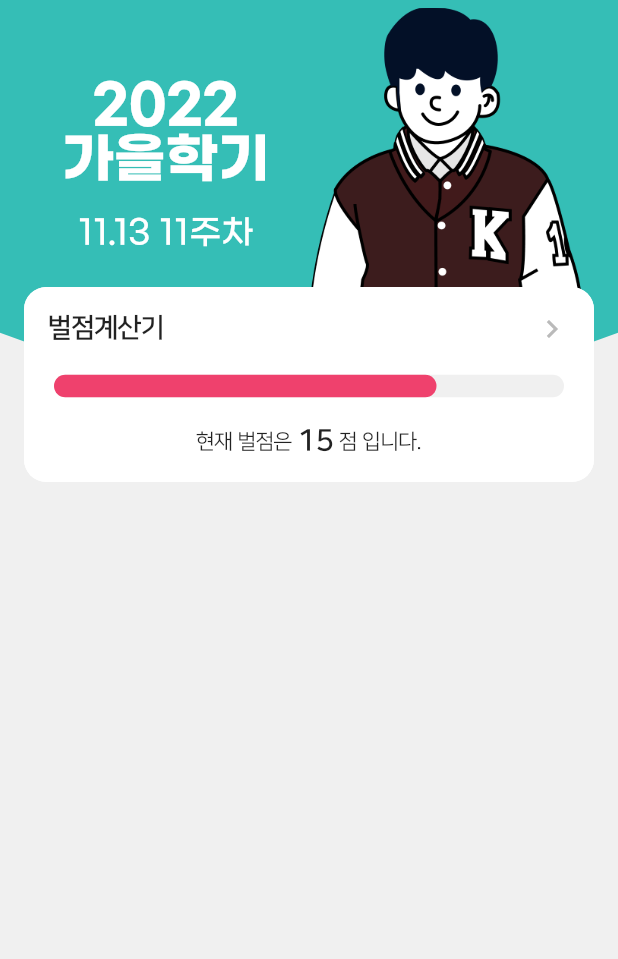
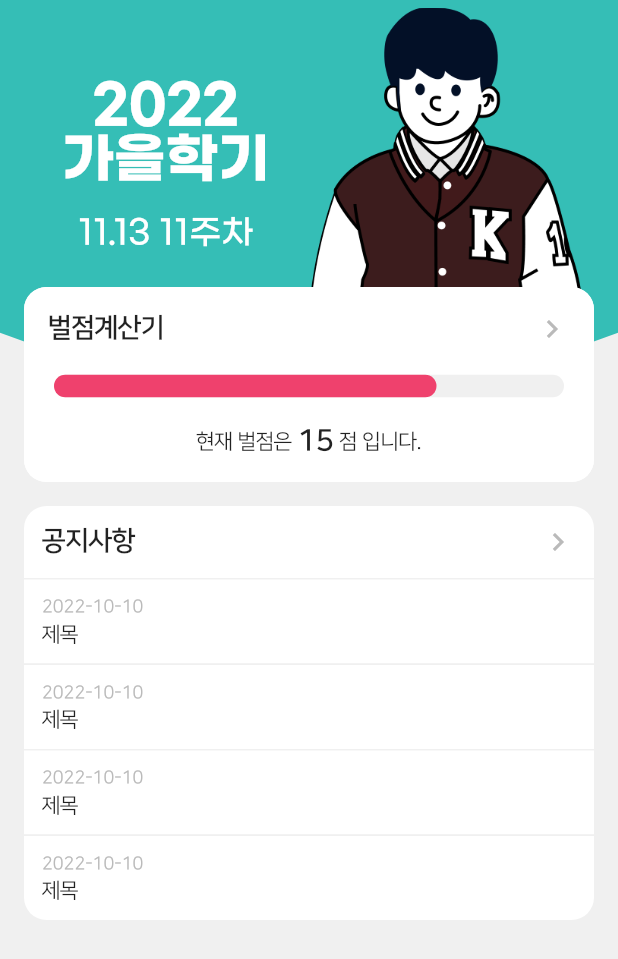
Before and after one commit to kw-dormitory/kw-dormitory-mobile, a Flutter app: the screen it shows after launch, on a phone screen of 412 x 824 dp. Shown: the top 959 px of the screen. Run offline on Flutter 3.47's test engine with Material 2 defaults, Android fonts, the phone set to English and light mode, and no system bars; drawn by our look-alikes of percent_indicator.

Commit message:
feat: 공지사항 게시판 대시보드 컴포넌트 구현

```diff
--- /dev/null
+++ b/lib/screen/home/components/notice_board.dart
@@ -0,0 +1,107 @@
+import 'package:flutter/material.dart';
+import 'package:kw_dormitory/constants.dart';
+
+class NoticeBoard extends StatefulWidget {
+  const NoticeBoard({Key? key}) : super(key: key);
+
+  @override
+  State<NoticeBoard> createState() => _NoticeBoardState();
+}
+
+class _NoticeBoardState extends State<NoticeBoard> {
+  @override
+  Widget build(BuildContext context) {
+    Size size = MediaQuery.of(context).size;
+
+    return SizedBox(
+      width: size.width - 32,
+      child: Column(
+        children: [
+          GestureDetector(
+            onTap: () {},
+            child: Container(
+              padding: EdgeInsets.all(12),
+              decoration: BoxDecoration(
+                  color: Colors.white,
+                  borderRadius: BorderRadius.only(
+                      topLeft: Radius.circular(15),
+                      topRight: Radius.circular(15))),
+              child: Row(
+                mainAxisSize: MainAxisSize.max,
+                mainAxisAlignment: MainAxisAlignment.spaceBetween,
+                children: [
+                  Text(
+                    "공지사항",
+                    style: TextStyle(fontSize: 18, fontWeight: FontWeight.bold),
+                  ),
+                  Icon(Icons.chevron_right, color: kGreyColor)
+                ],
+              ),
+            ),
+          ),
+          NoticeBoardItem(date: "2022-10-10", title: "제목", isLastItem: false),
+          NoticeBoardItem(date: "2022-10-10", title: "제목", isLastItem: false),
+          NoticeBoardItem(date: "2022-10-10", title: "제목", isLastItem: false),
+          NoticeBoardItem(date: "2022-10-10", title: "제목", isLastItem: true)
+        ],
+      ),
+    );
+  }
+}
+
+class NoticeBoardItem extends StatelessWidget {
+  NoticeBoardItem(
+      {Key? key,
+      required this.date,
+      required this.title,
+      required this.isLastItem})
+      : super(key: key);
+  late String date;
+  late String title;
+  late bool isLastItem;
+
+  @override
+  Widget build(BuildContext context) {
+    Size size = MediaQuery.of(context).size;
+
+    return SizedBox(
+        width: size.width - 32,
+        child: Column(
+          mainAxisSize: MainAxisSize.max,
+          crossAxisAlignment: CrossAxisAlignment.start,
+          children: [
+            Container(
+              height: 1,
+              width: size.width - 32,
+              color: kBackgroundColor,
+            ),
+            Container(
+              width: size.width - 32,
+              decoration: BoxDecoration(
+                  color: Colors.white,
+                  borderRadius: BorderRadius.only(
+                      bottomLeft: Radius.circular(isLastItem ? 15 : 0),
+                      bottomRight: Radius.circular(isLastItem ? 15 : 0))),
+              child: Material(
+                color: Colors.transparent,
+                child: InkWell(
+                  onTap: () {},
+                  child: Padding(
+                    padding: EdgeInsets.all(12),
+                    child: Column(
+                      crossAxisAlignment: CrossAxisAlignment.start,
+                      children: [
+                        Text(date,
+                            style: TextStyle(color: kGreyColor, fontSize: 12)),
+                        SizedBox(height: 4),
+                        Text(title, overflow: TextOverflow.ellipsis)
+                      ],
+                    ),
+                  ),
+                ),
+              ),
+            )
+          ],
+        ));
+  }
+}
--- a/lib/screen/home/home_screen.dart
+++ b/lib/screen/home/home_screen.dart
@@ -1,6 +1,7 @@
 import 'package:flutter/material.dart';
 import 'package:kw_dormitory/constants.dart';
 import 'package:kw_dormitory/screen/home/components/date_counter.dart';
+import 'package:kw_dormitory/screen/home/components/notice_board.dart';
 import 'package:kw_dormitory/screen/home/components/penalty_counter.dart';
 
 class HomeScreen extends StatefulWidget {
@@ -39,7 +40,11 @@ class _HomeScreenState extends State<HomeScreen> {
               child: Padding(
                 padding: const EdgeInsets.all(16),
                 child: Column(
-                  children: [PenaltyCounter(score: 15)],
+                  children: [
+                    PenaltyCounter(score: 15),
+                    SizedBox(height: 16),
+                    NoticeBoard()
+                  ],
                 ),
               ),
             ),
```
